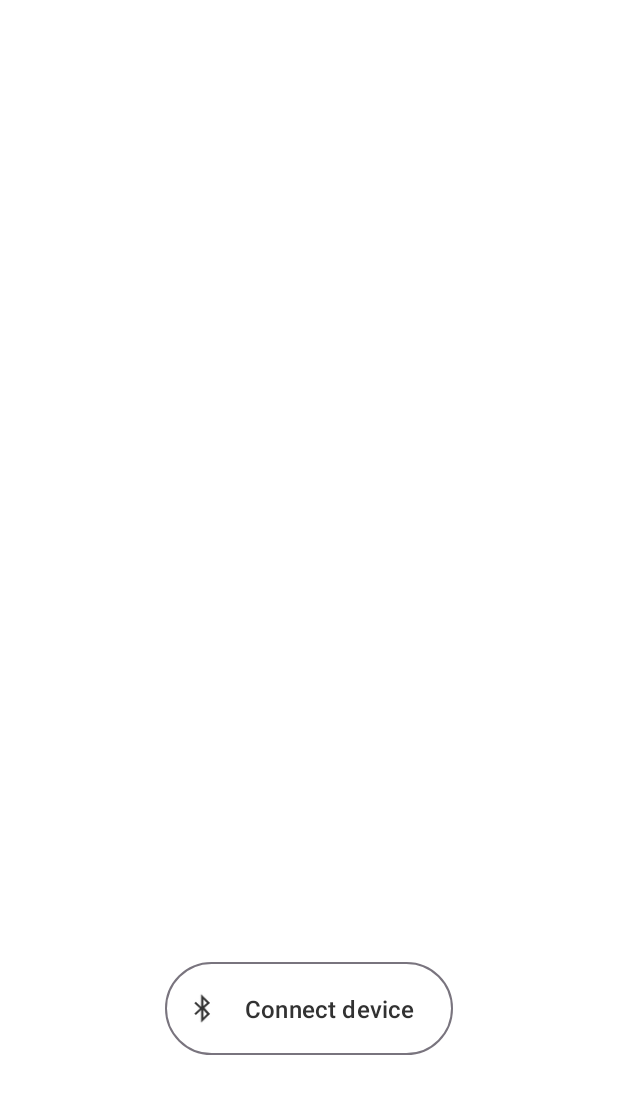
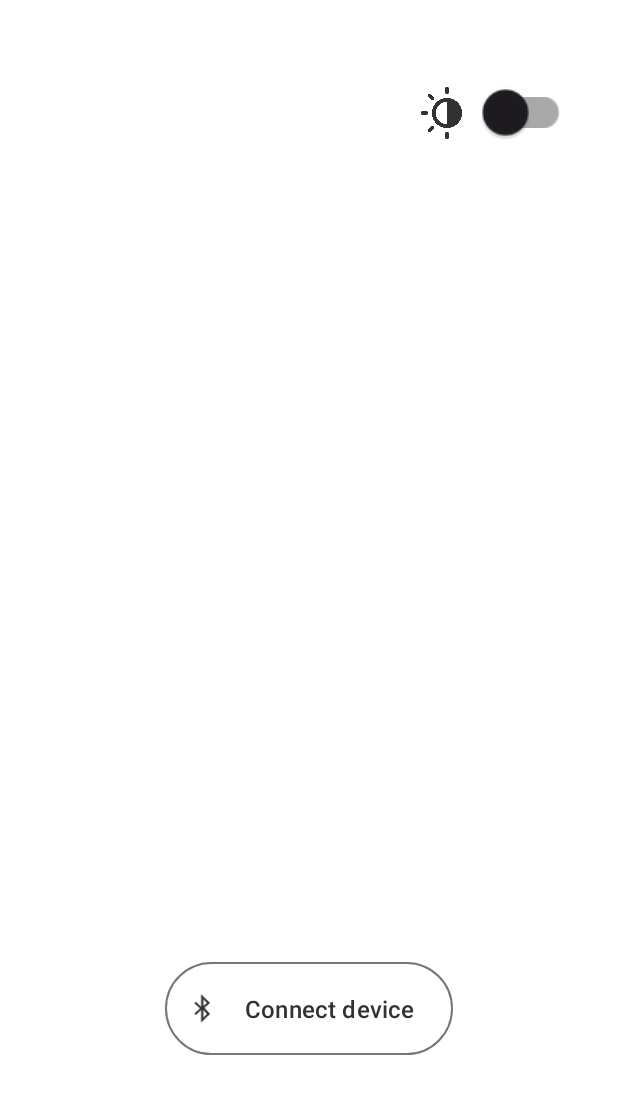
Before and after one commit to futuresalad/ble_esp32_controller, an Android app: the screen it shows after launch (MainActivity), on a phone screen of 412 x 824 dp. Shown: the top 1094 px of the screen. Run offline under Robolectric (Android 15) with nearby library versions, the phone set to English and light mode, and no system bars; libraries missing offline, so code that uses them is left out: com.google.zxing.integration, com.journeyapps.barcodescanner.

Commit message:
Added night/light toggle switch and QR code scanner

```diff
--- a/app/build.gradle.kts
+++ b/app/build.gradle.kts
@@ -36,7 +36,10 @@ dependencies {
     implementation("androidx.appcompat:appcompat:1.6.1")
     implementation("com.google.android.material:material:1.11.0")
     implementation("androidx.constraintlayout:constraintlayout:2.1.4")
+    implementation("com.journeyapps:zxing-android-embedded:4.2.0")
+    implementation("com.google.zxing:core:3.4.1")
     testImplementation("junit:junit:4.13.2")
     androidTestImplementation("androidx.test.ext:junit:1.1.5")
     androidTestImplementation("androidx.test.espresso:espresso-core:3.5.1")
+
 }
--- a/app/src/main/java/com/example/haendchen/BLE.java
+++ b/app/src/main/java/com/example/haendchen/BLE.java
@@ -1,11 +1,7 @@
 package com.example.haendchen;
 
-import static android.bluetooth.BluetoothGattCharacteristic.WRITE_TYPE_DEFAULT;
-
 import android.Manifest;
-import android.app.Activity;
 import android.bluetooth.BluetoothAdapter;
-import android.bluetooth.BluetoothDevice;
 import android.bluetooth.BluetoothGatt;
 import android.bluetooth.BluetoothGattCallback;
 import android.bluetooth.BluetoothGattCharacteristic;
@@ -17,18 +13,12 @@ import android.bluetooth.le.ScanCallback;
 import android.bluetooth.le.ScanResult;
 import android.bluetooth.le.ScanSettings;
 import android.content.Context;
-import android.content.Intent;
 import android.content.pm.PackageManager;
 import android.os.Handler;
 import android.os.Looper;
 import android.util.Log;
-import android.view.View;
-import android.os.Handler;
-import android.os.Looper;
-
 import androidx.annotation.NonNull;
 import androidx.core.app.ActivityCompat;
-
 import java.util.ArrayList;
 import java.util.List;
 import java.util.Objects;
@@ -52,15 +42,19 @@ public class BLE {
     }
 
     private BluetoothConnectionListener listener;
+
     public void setBluetoothConnectionListener(BluetoothConnectionListener listener) {
         this.listener = listener;
     }
+
     public boolean isConnected() {
         return connected;
     }
+
     public void setConnected(boolean connected) {
         this.connected = connected;
     }
+
     public boolean connected = false;
     public int connectionState = BluetoothProfile.STATE_DISCONNECTED;
     private boolean servicesDiscovered = false;
@@ -71,7 +65,7 @@ public class BLE {
     private BluetoothLeScanner bluetoothLeScanner;
     private final List<ScanResult> scannedDevicesList = new ArrayList<>();
     private final ScanSettings scanSettings = new ScanSettings.Builder().setScanMode(ScanSettings.SCAN_MODE_LOW_LATENCY).build();
-    private final String deviceNameDesired = "eiskaltes_haendchen";
+    private String deviceNameDesired = "dummy";
     private BluetoothGatt connectedGatt;
     public BluetoothGattService nusservice;
     public BluetoothGattCharacteristic nusTxChar;
@@ -86,7 +80,10 @@ public class BLE {
         bluetoothLeScanner = bluetoothAdapter.getBluetoothLeScanner();
     }
 
-    void startBleScan() {
+    void startBleScan(String devicename) {
+
+        deviceNameDesired = devicename;
+
         if (ActivityCompat.checkSelfPermission(context, android.Manifest.permission.ACCESS_COARSE_LOCATION) == PackageManager.PERMISSION_GRANTED) {
 
             if (bluetoothLeScanner != null) {
@@ -207,19 +204,16 @@ public class BLE {
         @Override
         public void onCharacteristicRead(@NonNull BluetoothGatt gatt, BluetoothGattCharacteristic characteristic, byte[] value, int success) {
 
-            if (ActivityCompat.checkSelfPermission(context, Manifest.permission.BLUETOOTH_CONNECT) != PackageManager.PERMISSION_GRANTED) {
-                if (success == BluetoothGatt.GATT_SUCCESS) {
-                    Log.d("MyApp", "Value received: " + Arrays.toString(value));
+            if (success == BluetoothGatt.GATT_SUCCESS) {
+                Log.d("MyApp", "Value received: " + Arrays.toString(value));
 
-                }
             }
         }
 
         @Override
-        public void onCharacteristicWrite (BluetoothGatt gatt, BluetoothGattCharacteristic characteristic, int status){
+        public void onCharacteristicWrite(BluetoothGatt gatt, BluetoothGattCharacteristic characteristic, int status) {
             Log.i("MyApp", "Value written");
         }
-
 
         @Override
         public void onPhyUpdate(BluetoothGatt gatt, int txPhy, int rxPhy, int status) {
@@ -249,6 +243,7 @@ public class BLE {
     public void writeCharacteristic(byte[] data) {
         if (connectedGatt != null && nusRxChar != null) {
 
+
             if (ActivityCompat.checkSelfPermission(context, Manifest.permission.BLUETOOTH_CONNECT) != PackageManager.PERMISSION_GRANTED) {
 
                 return;
--- a/app/src/main/java/com/example/haendchen/GripPatternsActivity.java
+++ b/app/src/main/java/com/example/haendchen/GripPatternsActivity.java
@@ -6,7 +6,6 @@ import android.content.Intent;
 import android.os.Bundle;
 import android.util.Log;
 import android.widget.Button;
-
 
 public class GripPatternsActivity extends AppCompatActivity implements BluetoothConnectionListener{
 
@@ -17,7 +16,6 @@ public class GripPatternsActivity extends AppCompatActivity implements Bluetooth
 
         BLE ble = BLE.getInstance(getApplicationContext());
         BLE.getInstance(this).setBluetoothConnectionListener(this);
-
 
         Button btn_open = findViewById(R.id.btn_open);
         Button btn_grab = findViewById(R.id.btn_grab);
@@ -32,7 +30,6 @@ public class GripPatternsActivity extends AppCompatActivity implements Bluetooth
         btn_thumbs.setOnClickListener(v -> ble.writeCharacteristic("G_4".getBytes()));
         btn_rock.setOnClickListener(v -> ble.writeCharacteristic("G_5".getBytes()));
         btn_pinch.setOnClickListener(v -> ble.writeCharacteristic("G_6".getBytes()));
-
     }
 
     @Override
--- a/app/src/main/java/com/example/haendchen/MainActivity.java
+++ b/app/src/main/java/com/example/haendchen/MainActivity.java
@@ -2,24 +2,46 @@ package com.example.haendchen;
 
 import androidx.appcompat.app.AlertDialog;
 import androidx.appcompat.app.AppCompatActivity;
+import androidx.appcompat.app.AppCompatDelegate;
+import androidx.appcompat.widget.SwitchCompat;
 import androidx.core.app.ActivityCompat;
+
+import com.google.android.material.switchmaterial.SwitchMaterial;
+import com.google.zxing.integration.android.IntentResult;
+import com.journeyapps.barcodescanner.CaptureActivity;
 
 import android.Manifest;
 import android.bluetooth.BluetoothAdapter;
+import android.content.SharedPreferences;
+import android.content.Context;
 import android.content.Intent;
+import android.content.pm.ActivityInfo;
 import android.content.pm.PackageManager;
 import android.os.Bundle;
 import android.util.Log;
 import android.view.View;
 import android.widget.Button;
+import android.widget.Switch;
+import android.widget.TextView;
+import android.widget.Toast;
+
 import androidx.activity.OnBackPressedCallback;
 import androidx.activity.OnBackPressedDispatcher;
+
+import com.google.zxing.integration.android.IntentIntegrator;
+import com.journeyapps.barcodescanner.CaptureActivity;
+
 import java.util.LinkedList;
+
 
 public class MainActivity extends AppCompatActivity implements BluetoothConnectionListener {
     boolean permissions_granted = false;
     boolean device_connected = false;
     BLE ble;
+    boolean nightMode;
+    SharedPreferences sharedPreferences;
+    SharedPreferences.Editor editor;
+    SwitchMaterial switchNightMode;
     Button btnConnectDevice;
     Button btnManualControl;
     Button btnGripPatterns;
@@ -33,41 +55,53 @@ public class MainActivity extends AppCompatActivity implements BluetoothConnecti
         ble = BLE.getInstance(getApplicationContext());
         BLE.getInstance(this).setBluetoothConnectionListener(this);
 
-        OnBackPressedCallback callback = new OnBackPressedCallback(true) {
+        OnBackPressedCallback callbackMainBack = new OnBackPressedCallback(true) {
 
             @Override
             public void handleOnBackPressed() {
                 finish();
             }};
 
-        getOnBackPressedDispatcher().addCallback(this, callback);
+        getOnBackPressedDispatcher().addCallback(this, callbackMainBack);
 
-         btnConnectDevice = findViewById(R.id.connect_device_btn);
-         btnManualControl = findViewById(R.id.manual_control_btn);
-         btnGripPatterns = findViewById(R.id.grip_patterns_btn);
+        SwitchCompat switchNightMode = findViewById(R.id.dark_light_switch);
+        sharedPreferences = getSharedPreferences("MODE", MODE_PRIVATE);
+        nightMode = sharedPreferences.getBoolean("nightMode", false);
+
+        switchNightMode.setOnCheckedChangeListener((buttonView, isChecked) -> {
+
+            if (isChecked) {
+                AppCompatDelegate.setDefaultNightMode(AppCompatDelegate.MODE_NIGHT_NO);
+                editor = sharedPreferences.edit();
+                editor.putBoolean("nightMode", false);
+
+
+
+            } else {
+                AppCompatDelegate.setDefaultNightMode(AppCompatDelegate.MODE_NIGHT_YES);
+                editor = sharedPreferences.edit();
+                editor.putBoolean("nightMode", true);
+
+            }
+            editor.apply();
+        });
+
+        btnConnectDevice = findViewById(R.id.connect_device_btn);
+        btnManualControl = findViewById(R.id.manual_control_btn);
+        btnGripPatterns = findViewById(R.id.grip_patterns_btn);
 
         updateUIBasedOnConnectionStatus();
 
         btnConnectDevice.setOnClickListener(new View.OnClickListener() {
             @Override
             public void onClick(View v) {
-                if (checkAndRequestPermissions()) {
-                    if (ble.bluetoothAdapter != null && !ble.bluetoothAdapter.isEnabled()) {
 
-                        Intent enableBleIntent = new Intent(BluetoothAdapter.ACTION_REQUEST_ENABLE);
-
-                        if (ActivityCompat.checkSelfPermission(MainActivity.this, Manifest.permission.BLUETOOTH_CONNECT) != PackageManager.PERMISSION_GRANTED) {
-
-                            return;
-                        }
-
-                        startActivity(enableBleIntent);
-
-                    } else {
-                        Intent scanResultIntent = new Intent(MainActivity.this, ConnectDeviceActivity.class);
-                        startActivity(scanResultIntent);
-                    }
-                }
+                IntentIntegrator integrator = new IntentIntegrator(MainActivity.this);
+                integrator.setCaptureActivity(CaptureActivity.class);
+                integrator.setOrientationLocked(true);
+                integrator.setDesiredBarcodeFormats(IntentIntegrator.QR_CODE);
+                integrator.setPrompt("Scan QR Code on device");
+                integrator.initiateScan();
             }
 
         });
@@ -94,6 +128,33 @@ public class MainActivity extends AppCompatActivity implements BluetoothConnecti
 
     }
 
+    @Override
+    protected void onActivityResult(int requestCode, int resultCode, Intent data) {
+        IntentResult result = IntentIntegrator.parseActivityResult(requestCode, resultCode, data);
+        if(result != null) {
+            if(result.getContents() == null) {
+                Toast.makeText(this, "Cancelled", Toast.LENGTH_LONG).show();
+            } else {
+                Toast.makeText(this, "Scanned: " + result.getContents(), Toast.LENGTH_LONG).show();
+
+                if (checkAndRequestPermissions()) {
+                    if (ble.bluetoothAdapter != null && !ble.bluetoothAdapter.isEnabled()) {
+                        Intent enableBleIntent = new Intent(BluetoothAdapter.ACTION_REQUEST_ENABLE);
+                        if (ActivityCompat.checkSelfPermission(MainActivity.this, Manifest.permission.BLUETOOTH_CONNECT) != PackageManager.PERMISSION_GRANTED) {
+                            return;
+                        }
+                        startActivity(enableBleIntent);
+                    } else {
+                        Intent scanResultIntent = new Intent(MainActivity.this, ConnectDeviceActivity.class);
+                        scanResultIntent.putExtra("QR_CODE_CONTENT", result.getContents()); // Pass the QR code content
+                        startActivity(scanResultIntent);
+                    }
+                }
+            }
+        } else {
+            super.onActivityResult(requestCode, resultCode, data);
+        }
+    }
     private void updateUIBasedOnConnectionStatus() {
 
         if (BLE.getInstance(this).isConnected()) {
--- a/app/src/main/res/layout/activity_main.xml
+++ b/app/src/main/res/layout/activity_main.xml
@@ -71,7 +71,41 @@
             app:icon="@android:drawable/stat_sys_data_bluetooth"
             app:iconPadding="5dp"
             app:iconSize="22dp" />
+
     </LinearLayout>
+
+    <com.google.android.material.switchmaterial.SwitchMaterial
+        android:id="@+id/dark_light_switch"
+        android:layout_width="71dp"
+        android:layout_height="50dp"
+        android:layout_gravity="center|start|center_horizontal|center_vertical|end"
+        android:gravity="center"
+        android:padding="20dp"
+        android:scaleX="1.5"
+        android:scaleY="1.5"
+        android:text="night"
+        android:textColor="@color/white"
+        android:textColorHighlight="@color/grey_3"
+        app:layout_constraintBottom_toBottomOf="parent"
+        app:layout_constraintEnd_toEndOf="parent"
+        app:layout_constraintHorizontal_bias="0.95"
+        app:layout_constraintStart_toStartOf="parent"
+        app:layout_constraintTop_toTopOf="parent"
+        app:layout_constraintVertical_bias="0.065"
+        app:showText="false"
+        app:trackTint="@color/grey_5"
+        app:useMaterialThemeColors="true" />
+
+    <ImageView
+        android:id="@+id/imageView"
+        android:layout_width="40dp"
+        android:layout_height="40dp"
+        app:layout_constraintBottom_toBottomOf="@+id/dark_light_switch"
+        app:layout_constraintEnd_toStartOf="@+id/dark_light_switch"
+        app:layout_constraintHorizontal_bias="0.98"
+        app:layout_constraintStart_toStartOf="parent"
+        app:layout_constraintTop_toTopOf="@+id/dark_light_switch"
+        app:srcCompat="@drawable/nightandday" />
 
 
 </androidx.constraintlayout.widget.ConstraintLayout>
```
Also changed, not shown: app/src/main/AndroidManifest.xml (+15 -3 lines), app/src/main/java/com/example/haendchen/CamActivity.java (added, +45 -0 lines), app/src/main/java/com/example/haendchen/ConnectDeviceActivity.java (+40 -13 lines), app/src/main/res/layout/activity_cam.xml (added, +9 -0 lines), app/src/main/res/layout/activity_connect_device.xml (+18 -1 lines), app/src/main/res/drawable/camera.png (added), app/src/main/res/drawable/nightandday.png (added).
